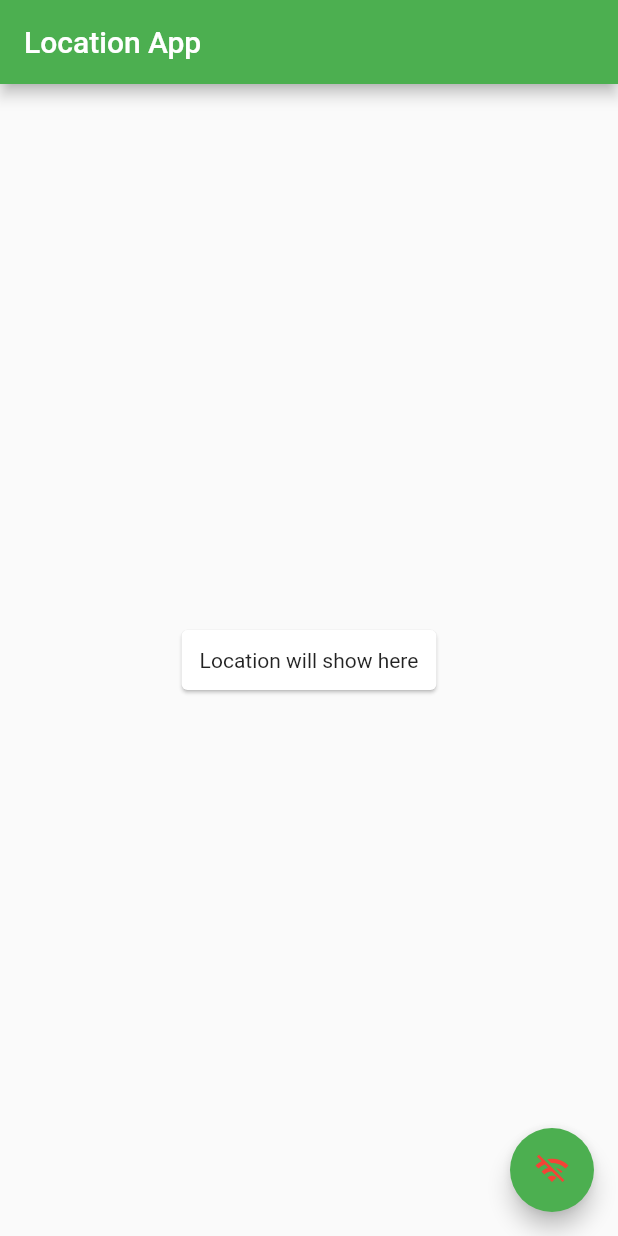
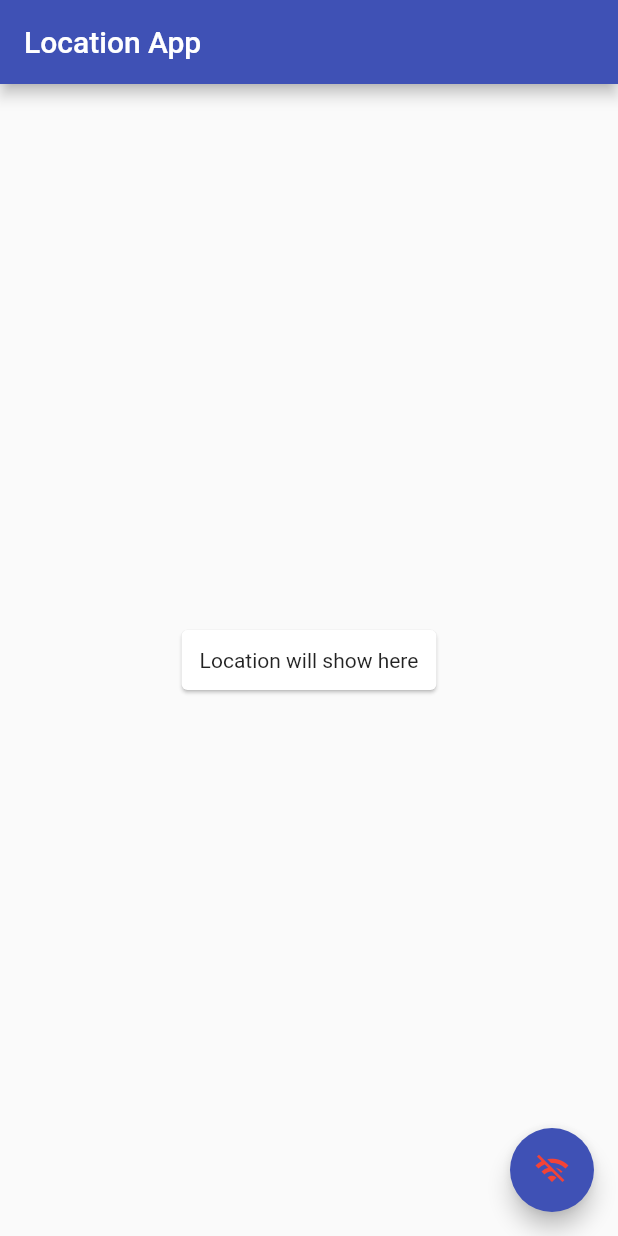
Before and after one commit to AliHassanCheema/Location_Example, a Flutter app: the screen it shows after launch, on a phone screen of 412 x 824 dp. Run offline on Flutter 3.47's test engine with Material 2 defaults, Android fonts, the phone set to English and light mode, and no system bars; our stand-ins replace geocoding, geolocator, internet_connection_checker_plus, stacked.

Commit message:
permission added to release and som color changes

```diff
--- a/lib/main.dart
+++ b/lib/main.dart
@@ -12,9 +12,9 @@ class MyApp extends StatelessWidget {
     return MaterialApp(
       title: 'Flutter Demo',
       theme: ThemeData(
-        primarySwatch: Colors.green,
+        primarySwatch: Colors.indigo,
       ),
-      home:  const LocationScreen(),
+      home: const LocationScreen(),
     );
   }
 }
--- a/lib/map/location_vu.dart
+++ b/lib/map/location_vu.dart
@@ -32,7 +32,6 @@ class LocationScreen extends ViewModelBuilderWidget<LocationViewModel> {
           onPressed: () {
             viewModel.getAddressFromLatLong();
           },
-          focusColor: Colors.amber,
           child: const CHIAppBar(''),
         ));
   }
```
Also changed, not shown: 1 other file.
